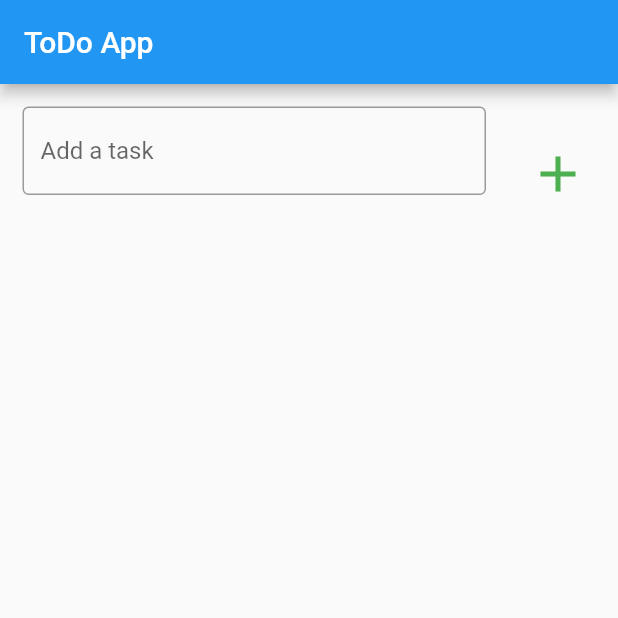
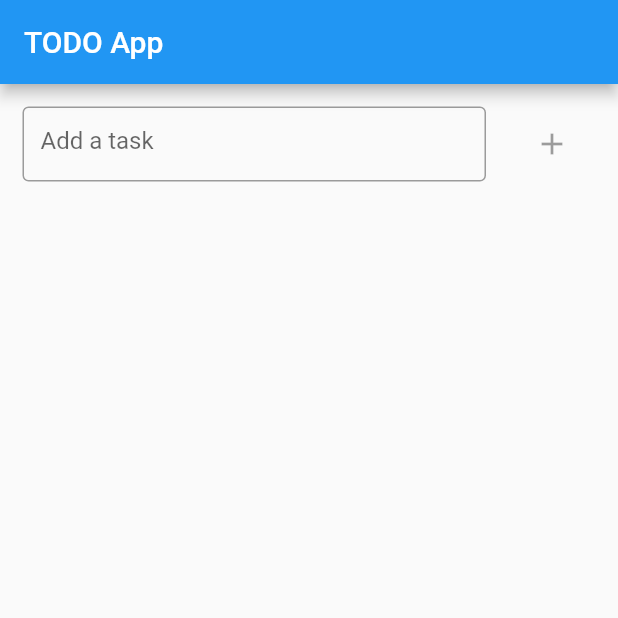
Before and after one commit to saadsardar/todo_app, a Flutter app: the screen it shows after launch, on a phone screen of 412 x 824 dp, the top half of it. Run offline on Flutter 3.47's test engine with Material 2 defaults, Android fonts, the phone set to English and light mode, and no system bars.

Commit message:
variable Name changes

```diff
--- a/lib/Models/Task.dart
+++ b/lib/Models/Todo.dart
@@ -1,5 +1,5 @@
 class Todo {
   final int id;
   final String task;
-  Todo(this.id, this.task);
+  Todo({required this.id, required this.task});
 }
--- a/lib/Screens/HomeScreen.dart
+++ b/lib/Screens/HomeScreen.dart
@@ -1,5 +1,5 @@
 import 'package:flutter/material.dart';
-import 'package:todo_app/Models/Task.dart';
+import 'package:todo_app/Models/Todo.dart';
 
 class HomeScreen extends StatefulWidget {
   @override
@@ -9,14 +9,26 @@ class HomeScreen extends StatefulWidget {
 class _HomeScreenState extends State<HomeScreen> {
   final List<Todo> taskList = [];
   int id = 0;
-  final myController = TextEditingController();
+  late final TextEditingController todoTextController;
+  @override
+  void initState() {
+    super.initState();
+    todoTextController = TextEditingController();
+  }
+
+  @override
+  void dispose() {
+    todoTextController.dispose();
+    super.dispose();
+  }
+
   void addTaskToList() {
-    if (myController.text.isNotEmpty) {
-      id++;
-      taskList.add(Todo(id, myController.text));
-      myController.clear();
-      setState(() {});
-    }
+    // if (todoTextController.text.isNotEmpty) {
+    id++;
+    taskList.add(Todo(id: id, task: todoTextController.text));
+    todoTextController.clear();
+    setState(() {});
+    // }
   }
 
   @override
@@ -25,7 +37,7 @@ class _HomeScreenState extends State<HomeScreen> {
 
     return Scaffold(
       appBar: AppBar(
-        title: Text('ToDo App'),
+        title: Text('TODO App'),
       ),
       body: Column(
         children: [
@@ -33,12 +45,13 @@ class _HomeScreenState extends State<HomeScreen> {
             padding: const EdgeInsets.all(15.0),
             child: Row(
               mainAxisAlignment: MainAxisAlignment.start,
+              crossAxisAlignment: CrossAxisAlignment.center,
               children: [
                 Container(
                   width: size.width * 0.75,
-                  height: size.height * 0.10,
-                  child: TextField(
-                    controller: myController,
+                  height: 50,
+                  child: TextFormField(
+                    controller: todoTextController,
                     decoration: const InputDecoration(
                         border: OutlineInputBorder(), hintText: 'Add a task'),
                   ),
@@ -46,11 +59,10 @@ class _HomeScreenState extends State<HomeScreen> {
                 Padding(
                   padding: const EdgeInsets.only(left: 20.0),
                   child: IconButton(
-                    onPressed: addTaskToList,
+                    onPressed:
+                        todoTextController.text.isEmpty ? null : addTaskToList,
                     icon: Icon(
                       Icons.add,
-                      color: Colors.green,
-                      size: 40,
                     ),
                   ),
                 ),
--- a/lib/main.dart
+++ b/lib/main.dart
@@ -9,7 +9,7 @@ class MyApp extends StatelessWidget {
   @override
   Widget build(BuildContext context) {
     return MaterialApp(
-      title: 'ToDo App',
+      debugShowCheckedModeBanner: false,
       home: HomeScreen(),
     );
   }
```
